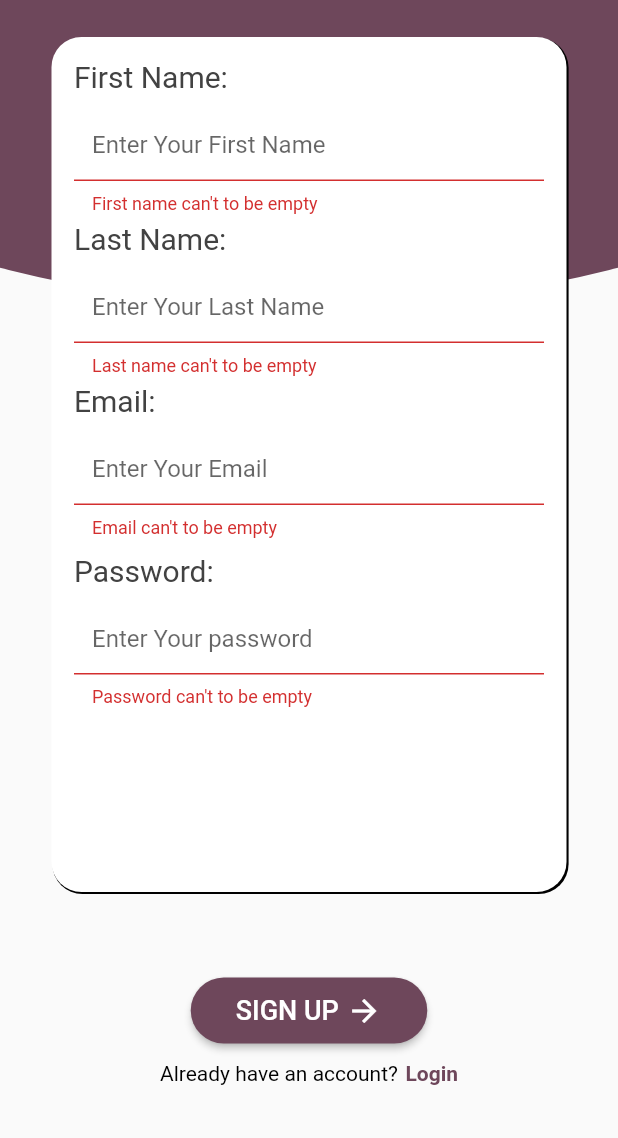
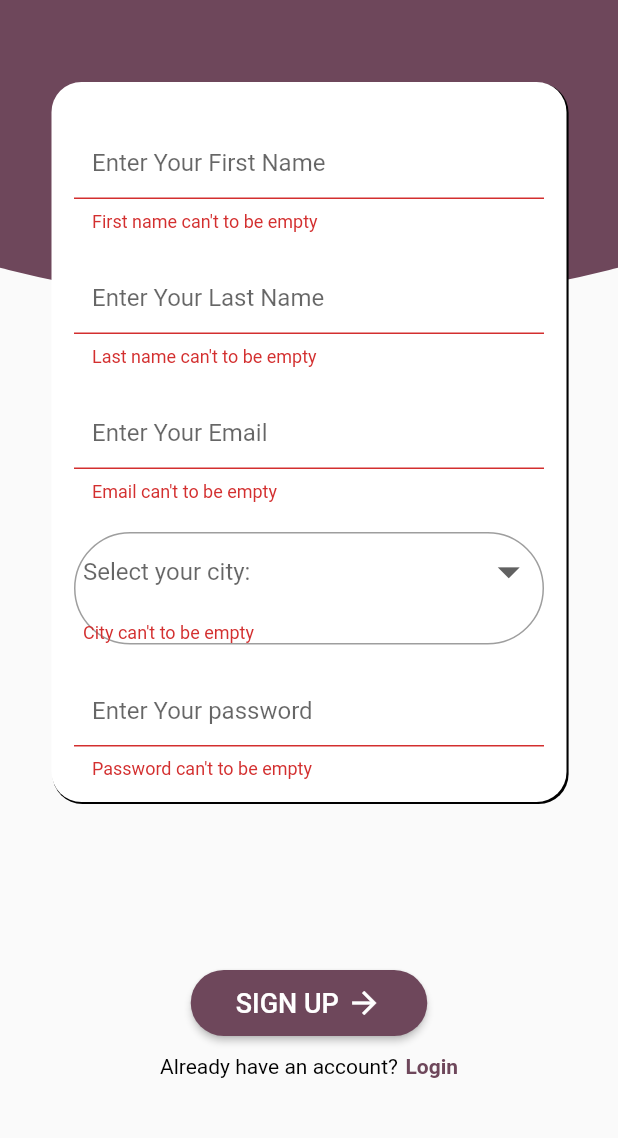
Before and after one commit to suzan9797/helperSN2, a Flutter app: the UserRegister screen opened by its route, after a tap on "SIGN UP", on a phone screen of 412 x 824 dp, the part 98-1236 px from its top. Run offline on Flutter 3.47's test engine with Material 2 defaults, Android fonts, the phone set to English and light mode, and no system bars; our stand-ins replace cloud_firestore, firebase_auth, firebase_core, flutter_datetime_picker, geolocator; missing offline and left inert: geocoder; accounts and stored records are empty; Roboto replaces fonts that are missing (YuseiMagic).

```diff
--- a/lib/Auth/UserRegister.dart
+++ b/lib/Auth/UserRegister.dart
@@ -1,5 +1,3 @@
-import 'dart:ffi';
-
 import 'package:firebase_auth/firebase_auth.dart';
 import 'package:cloud_firestore/cloud_firestore.dart';
 import 'package:flutter/material.dart';
@@ -9,11 +7,10 @@ class UserRegister extends StatefulWidget {
 }
 
 class _UserRegister extends State<UserRegister> {
-  TextEditingController fname = new TextEditingController();
-  TextEditingController lname = new TextEditingController();
-  TextEditingController email = new TextEditingController();
-  //TextEditingController city = new TextEditingController();
-  TextEditingController password = new TextEditingController();
+  TextEditingController _fname = new TextEditingController();
+  TextEditingController _lname = new TextEditingController();
+  TextEditingController _email = new TextEditingController();
+  TextEditingController _password = new TextEditingController();
 
   GlobalKey<FormState> formUserRegister = new GlobalKey<FormState>();
 
@@ -64,7 +61,7 @@ class _UserRegister extends State<UserRegister> {
         isLoading = true;
       });
       final result = await _auth.createUserWithEmailAndPassword(
-          email: email.text, password: password.text);
+          email: _email.text, password: _password.text);
 
       if (result.user == null) {
         setState(() {
@@ -76,8 +73,10 @@ class _UserRegister extends State<UserRegister> {
             .collection("Users")
             .doc(result.user.uid)
             .set({
-          'First name': fname.text,
-          'Last name': lname.text,
+          'First name': _fname.text,
+          'Last name': _lname.text,
+          'Email': _email.text,
+          'Cyty': valueChoose,
         });
         Navigator.of(context).pushNamed('Login');
       }
@@ -85,11 +84,10 @@ class _UserRegister extends State<UserRegister> {
   }
 
   void dispose() {
-    fname.dispose();
-    lname.dispose();
-    email.dispose();
-    // city.dispose();
-    password.dispose();
+    _fname.dispose();
+    _lname.dispose();
+    _email.dispose();
+    _password.dispose();
     super.dispose();
   }
 
@@ -151,8 +149,8 @@ class _UserRegister extends State<UserRegister> {
             Center(
                 child: SingleChildScrollView(
               child: Container(
-                  margin: EdgeInsets.only(top: 90),
-                  height: 570,
+                  margin: EdgeInsets.only(top: 120),
+                  height: 480,
                   width: mdw / 1.2,
                   decoration: BoxDecoration(
                     borderRadius: BorderRadius.circular(20),
@@ -172,126 +170,68 @@ class _UserRegister extends State<UserRegister> {
                           crossAxisAlignment: CrossAxisAlignment.start,
                           children: [
                             //start text first name
-                            Text(
-                              'First Name:',
-                              style: TextStyle(
-                                  color: Colors.grey[800], fontSize: 20),
-                            ),
-                            Padding(padding: EdgeInsets.only(top: 10)),
+                            SizedBox(height: 15),
                             buildTextFormFieldAll('Enter Your First Name',
-                                false, fname, validFname),
+                                false, _fname, validFname),
                             //end text first name
-                            SizedBox(height: 5),
+                            SizedBox(height: 20),
 
                             //start text last name
-                            Text(
-                              'Last Name:',
-                              style: TextStyle(
-                                  color: Colors.grey[800], fontSize: 20),
-                            ),
-                            Padding(padding: EdgeInsets.only(top: 10)),
+
                             buildTextFormFieldAll('Enter Your Last Name', false,
-                                lname, validLname),
+                                _lname, validLname),
                             //end text last name
-                            SizedBox(height: 5),
+                            SizedBox(height: 20),
 
                             //start text email
-                            Text(
-                              'Email:',
-                              style: TextStyle(
-                                  color: Colors.grey[800], fontSize: 20),
-                            ),
-                            Padding(padding: EdgeInsets.only(top: 10)),
+
                             buildTextFormFieldAll(
-                                'Enter Your Email', false, email, validEmail),
+                                'Enter Your Email', false, _email, validEmail),
                             //end text email
 
-                            SizedBox(height: 5),
-                            //-----------start---------------
+                            SizedBox(height: 20),
 
-                            // StreamBuilder<QuerySnapshot>(
-                            //   stream: FirebaseFirestore.instance
-                            //       .collection('Users')
-                            //       .snapshots(),
-                            //   builder: (context, snapshot) {
-                            //     if (!snapshot.hasData) {
-                            //       Text('Loading');
-                            //     } else {
-                            //       List<DropdownMenuItem> currencyItems = [];
-                            //       for (int i = 0;
-                            //           i < snapshot.data.docs.length;
-                            //           i++) {
-                            //         DocumentSnapshot snap =
-                            //             snapshot.data.docs[i];
-                            //         currencyItems.add(DropdownMenuItem(
-                            //           child: Text(snap.id),
-                            //           value: "${snap.id}",
-                            //         ));
-                            //       }
-                            //       return DropdownButton(
-                            //         items: currencyItems,
-                            //         onChanged: (currencyValue) {
-                            //           final snackBar = SnackBar(
-                            //               content:
-                            //                   Text('selected $currencyValue'));
-                            //           // Scaffold.of(context).show
-                            //         },
-                            //       );
-                            //     }
-                            //   },
-                            // ),
-                            //-------------------end----------------
-
-                            // Text('City',
-                            //     style: TextStyle(
-                            //         color: Colors.grey[800], fontSize: 20)),
-                            // SizedBox(height: 6),
-                            // Container(
-                            //   padding: EdgeInsets.only(left: 5, right: 5),
-                            //   decoration: BoxDecoration(
-                            //     border: Border.all(color: Colors.grey),
-                            //     borderRadius: BorderRadius.circular(40),
-                            //   ),
-                            //   child: DropdownButtonFormField<String>(
-                            //       autovalidateMode:
-                            //           AutovalidateMode.onUserInteraction,
-                            //       validator: (newValue) => newValue == null
-                            //           ? "City can't to be empty"
-                            //           : null,
-                            //       decoration: InputDecoration(
-                            //           isDense: true, border: InputBorder.none),
-                            //       hint: Text('Select your city:'),
-                            //       icon: Icon(Icons.arrow_drop_down),
-                            //       iconSize: 35,
-                            //       style: TextStyle(
-                            //           color: Colors.grey[600], fontSize: 16),
-                            //       value: valueChoose,
-                            //       onChanged: (newValue) {
-                            //         setState(() {
-                            //           valueChoose = newValue;
-                            //         });
-                            //       },
-                            //       items: listitem.map<DropdownMenuItem<String>>(
-                            //           (valueItem) {
-                            //         return DropdownMenuItem<String>(
-                            //           value: valueItem,
-                            //           child: Text(valueItem),
-                            //         );
-                            //       }).toList()),
-                            // ),
+                            Container(
+                              padding: EdgeInsets.only(left: 5, right: 5),
+                              decoration: BoxDecoration(
+                                border: Border.all(color: Colors.grey),
+                                borderRadius: BorderRadius.circular(40),
+                              ),
+                              child: DropdownButtonFormField<String>(
+                                  autovalidateMode:
+                                      AutovalidateMode.onUserInteraction,
+                                  validator: (newValue) => newValue == null
+                                      ? "City can't to be empty"
+                                      : null,
+                                  decoration: InputDecoration(
+                                      isDense: true, border: InputBorder.none),
+                                  hint: Text('Select your city:'),
+                                  icon: Icon(Icons.arrow_drop_down),
+                                  iconSize: 35,
+                                  style: TextStyle(
+                                      color: Colors.grey[600], fontSize: 16),
+                                  value: valueChoose,
+                                  onChanged: (String newValue) {
+                                    setState(() {
+                                      valueChoose = newValue;
+                                    });
+                                  },
+                                  items: listitem.map<DropdownMenuItem<String>>(
+                                      (valueItem) {
+                                    return DropdownMenuItem<String>(
+                                      value: valueItem,
+                                      child: Text(valueItem),
+                                    );
+                                  }).toList()),
+                            ),
 
                             //end dropDown
-                            SizedBox(height: 5),
+                            SizedBox(height: 20),
 
                             //start text passwoed
-                            Text(
-                              'Password:',
-                              style: TextStyle(
-                                  color: Colors.grey[800], fontSize: 20),
-                            ),
-                            Padding(padding: EdgeInsets.only(top: 10)),
+
                             buildTextFormFieldAll('Enter Your password', true,
-                                password, validPasswoed)
+                                _password, validPasswoed)
 
                             //end text passwoed
                           ],
@@ -303,7 +243,7 @@ class _UserRegister extends State<UserRegister> {
         //end box form
         Center(
           child: Container(
-            margin: EdgeInsets.only(top: 715),
+            margin: EdgeInsets.only(top: 710),
             child: Column(
               children: [
                 //start sign up button
@@ -311,9 +251,6 @@ class _UserRegister extends State<UserRegister> {
                   color: Color(0xff6e475b),
                   padding: EdgeInsets.symmetric(horizontal: 30, vertical: 10),
                   onPressed: usersignup,
-                  // () {
-                  //   Navigator.of(context).pushNamed('home');
-                  // },
                   shape: RoundedRectangleBorder(
                       borderRadius: BorderRadius.circular(30)),
                   child: Row(
```
Also changed, not shown: lib/Auth/ProRegister.dart (+16 -35 lines).
